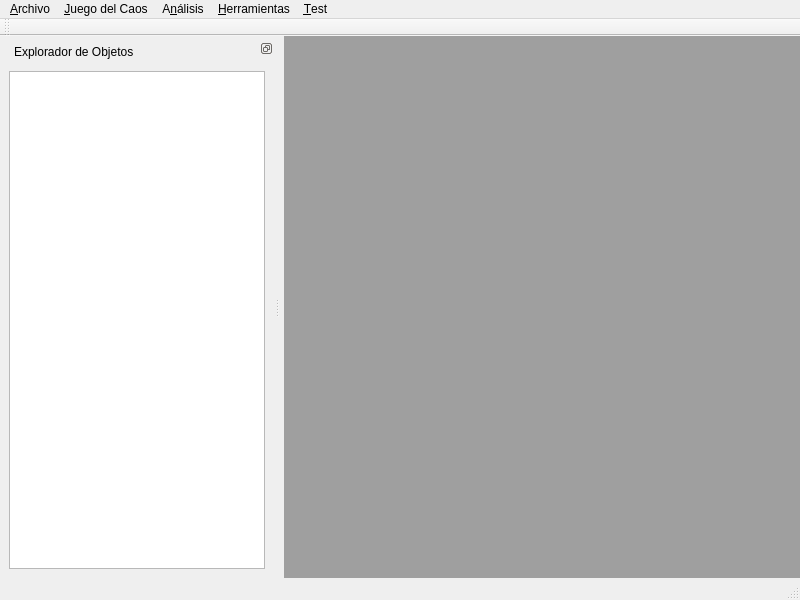
Before: the Qt Designer form src/gui/MainWindow.ui in hspitia/GenomAMf, drawn with Qt 5.
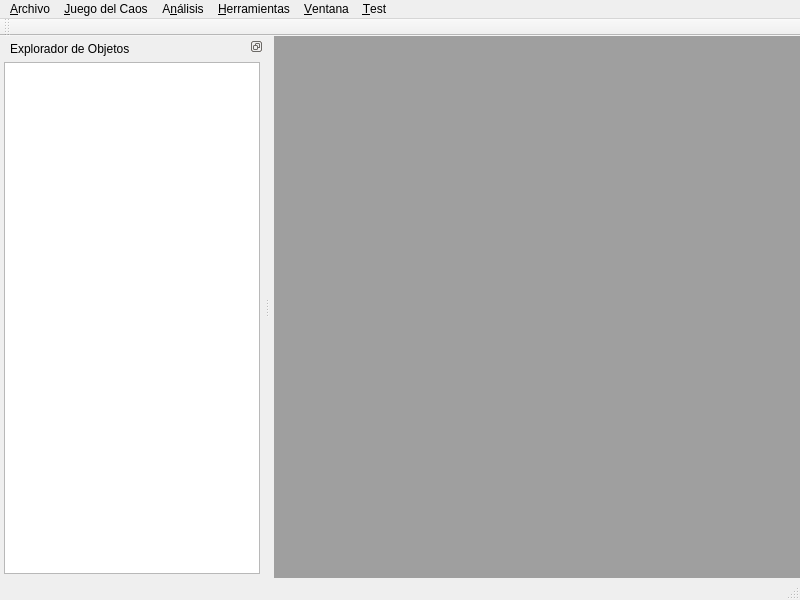
After: the same form once the commit is applied.

```diff
--- a/src/gui/MainWindow.ui
+++ b/src/gui/MainWindow.ui
@@ -14,26 +14,24 @@
    <string>GenomAMf</string>
   </property>
   <property name="styleSheet">
-   <string notr="true"> QGroupBox {
+   <string notr="true">/* QGroupBox {
     border: 1px solid gray;
     border-radius: 3px;
-    margin-top: 1ex; /* leave space at the top for the title */
-	padding: 10px;
+    margin-top: 1ex; 
+	padding: 9px;
  }
 
  QGroupBox::title {
-	font-weight: bold;
     subcontrol-origin: margin;
-    subcontrol-position: top left; /* position at the top left */
+    subcontrol-position: top left;
     padding: 0 3px;
- }
+ }*/
 
 QDockWidget::title {
     text-align: left; /* align the text to the left */
-    padding-left: 10px;
-    padding-top: 6px;
- }
-</string>
+    padding-left: 6px;
+    padding-top: 4px;
+ }</string>
   </property>
   <widget class="QWidget" name="centralwidget">
    <layout class="QGridLayout" name="gridLayout">
@@ -51,8 +49,11 @@
     </property>
     <item row="0" column="0">
      <widget class="QMdiArea" name="mdiArea">
-      <property name="documentMode">
-       <bool>false</bool>
+      <property name="verticalScrollBarPolicy">
+       <enum>Qt::ScrollBarAsNeeded</enum>
+      </property>
+      <property name="horizontalScrollBarPolicy">
+       <enum>Qt::ScrollBarAsNeeded</enum>
       </property>
      </widget>
     </item>
@@ -64,7 +65,7 @@
      <x>0</x>
      <y>0</y>
      <width>800</width>
-     <height>25</height>
+     <height>24</height>
     </rect>
    </property>
    <widget class="QMenu" name="menu_Archivo">
@@ -98,10 +99,16 @@
     </property>
     <addaction name="testAction"/>
    </widget>
+   <widget class="QMenu" name="menu_Ventana">
+    <property name="title">
+     <string>&amp;Ventana</string>
+    </property>
+   </widget>
    <addaction name="menu_Archivo"/>
    <addaction name="menuJuego_del_Caos"/>
    <addaction name="menuA_n_lisis"/>
    <addaction name="menu_Herramientas"/>
+   <addaction name="menu_Ventana"/>
    <addaction name="menuTest"/>
   </widget>
   <widget class="QStatusBar" name="statusbar"/>
@@ -128,6 +135,9 @@
    </attribute>
    <widget class="QWidget" name="dockWidgetContents">
     <layout class="QVBoxLayout" name="verticalLayout_3">
+     <property name="margin">
+      <number>4</number>
+     </property>
      <item>
       <layout class="QVBoxLayout" name="verticalLayout">
        <property name="spacing">
```
